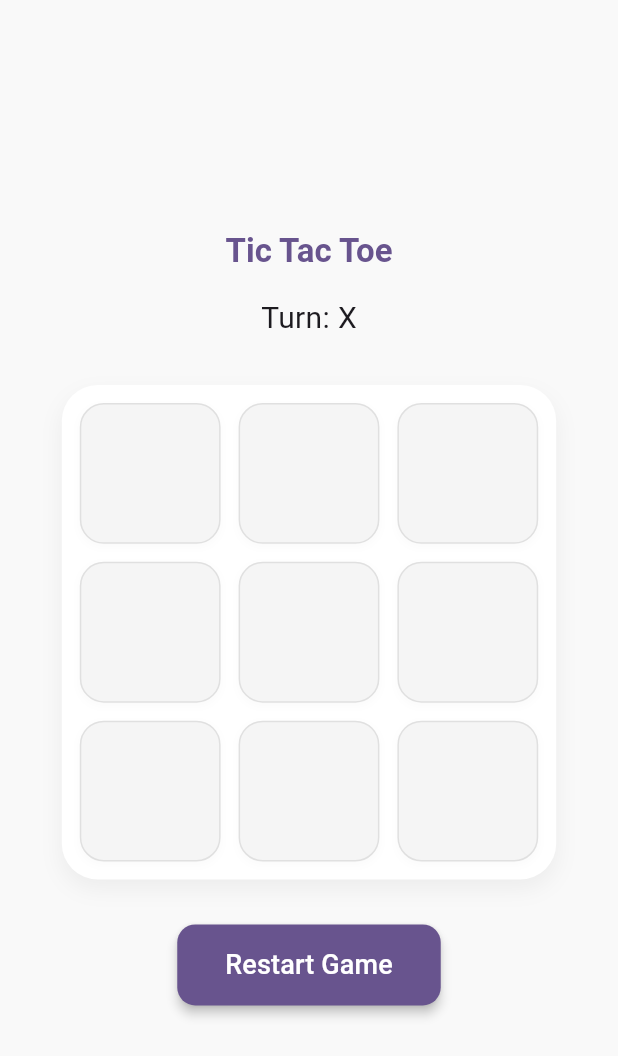
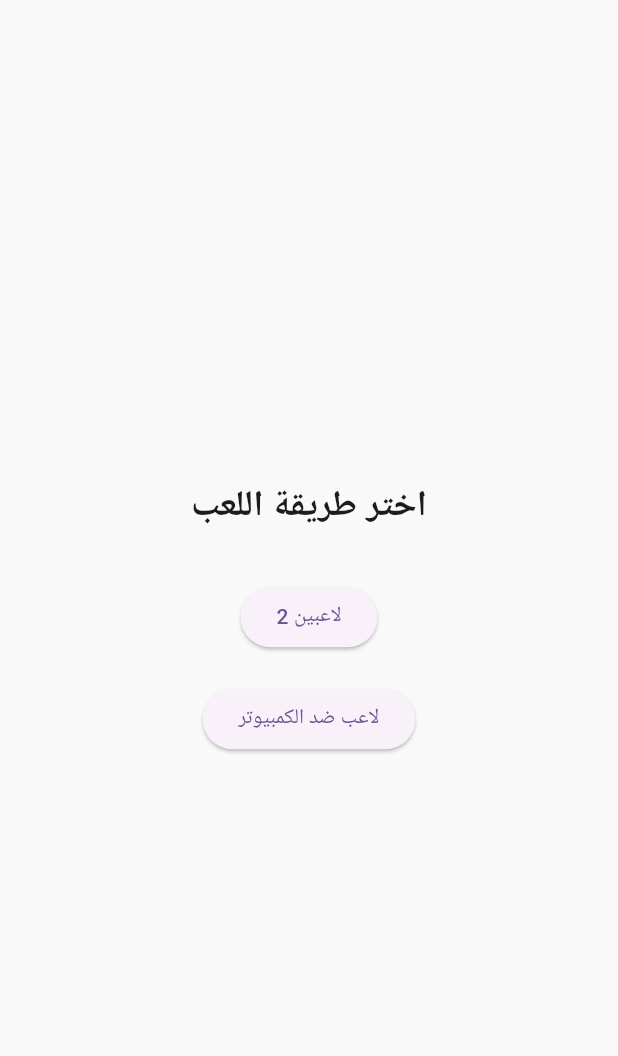
Before and after one commit to Omar-Maher-Ahmed/XO-Game, a Flutter app: the screen it shows after launch, on a phone screen of 412 x 824 dp. Shown: the top 1056 px of the screen. Run offline on Flutter 3.47's test engine with Material 3 defaults, Android fonts, the phone set to English and light mode, and no system bars; our stand-ins replace confetti, flutter_animate.

```diff
--- a/lib/main.dart
+++ b/lib/main.dart
@@ -1,5 +1,5 @@
 import 'package:flutter/material.dart';
-import 'screens/game_screen.dart';
+import 'screens/mode_selection_screen.dart';
 
 void main() {
   runApp(const MyApp());
@@ -12,6 +12,7 @@ class MyApp extends StatelessWidget {
   Widget build(BuildContext context) {
     return MaterialApp(
       title: 'XO Game',
+      debugShowCheckedModeBanner: false,
       theme: ThemeData(
         colorScheme: ColorScheme.fromSeed(seedColor: Colors.deepPurple),
         scaffoldBackgroundColor: const Color(0xFFF9F9F9),
@@ -21,8 +22,7 @@ class MyApp extends StatelessWidget {
         ),
         useMaterial3: true,
       ),
-      home: const GameScreen(),
-      debugShowCheckedModeBanner: false,
+      home: const ModeSelectionScreen(),
     );
   }
 }
--- /dev/null
+++ b/lib/screens/mode_selection_screen.dart
@@ -0,0 +1,44 @@
+import 'package:flutter/material.dart';
+import 'game_screen.dart';
+
+class ModeSelectionScreen extends StatelessWidget {
+  const ModeSelectionScreen({super.key});
+
+  @override
+  Widget build(BuildContext context) {
+    return Scaffold(
+      body: Center(
+        child: Column(
+          mainAxisAlignment: MainAxisAlignment.center,
+          children: [
+            const Text("اختر طريقة اللعب", style: TextStyle(fontSize: 24, fontWeight: FontWeight.bold)),
+            const SizedBox(height: 32),
+            ElevatedButton(
+              onPressed: () {
+                Navigator.push(
+                  context,
+                  MaterialPageRoute(
+                    builder: (_) => const GameScreen(isSinglePlayer: true),
+                  ),
+                );
+              },
+              child: const Text("2 لاعبين"),
+            ),
+            const SizedBox(height: 20),
+            ElevatedButton(
+              onPressed: () {
+                Navigator.push(
+                  context,
+                  MaterialPageRoute(
+                    builder: (_) => const GameScreen(isSinglePlayer: true),
+                  ),
+                );
+              },
+              child: const Text("لاعب ضد الكمبيوتر"),
+            ),
+          ],
+        ),
+      ),
+    );
+  }
+}
```
Also changed, not shown: lib/screens/game_screen.dart (+22 -1 lines), lib/utils/helpers.dart (+65 -8 lines).
